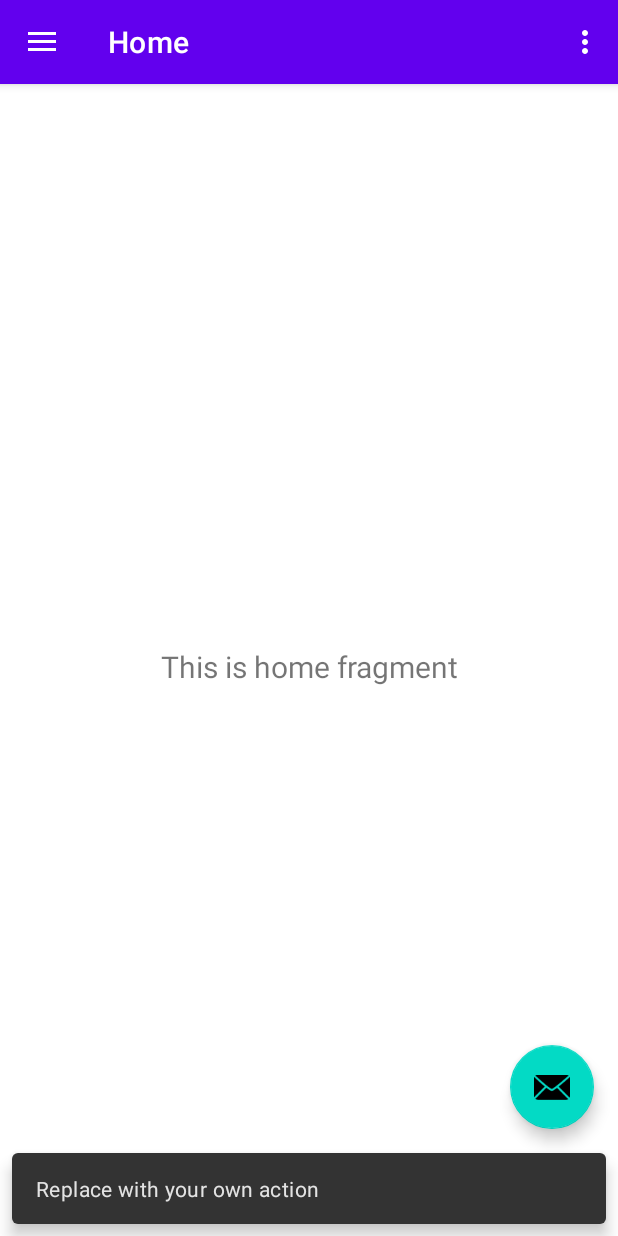
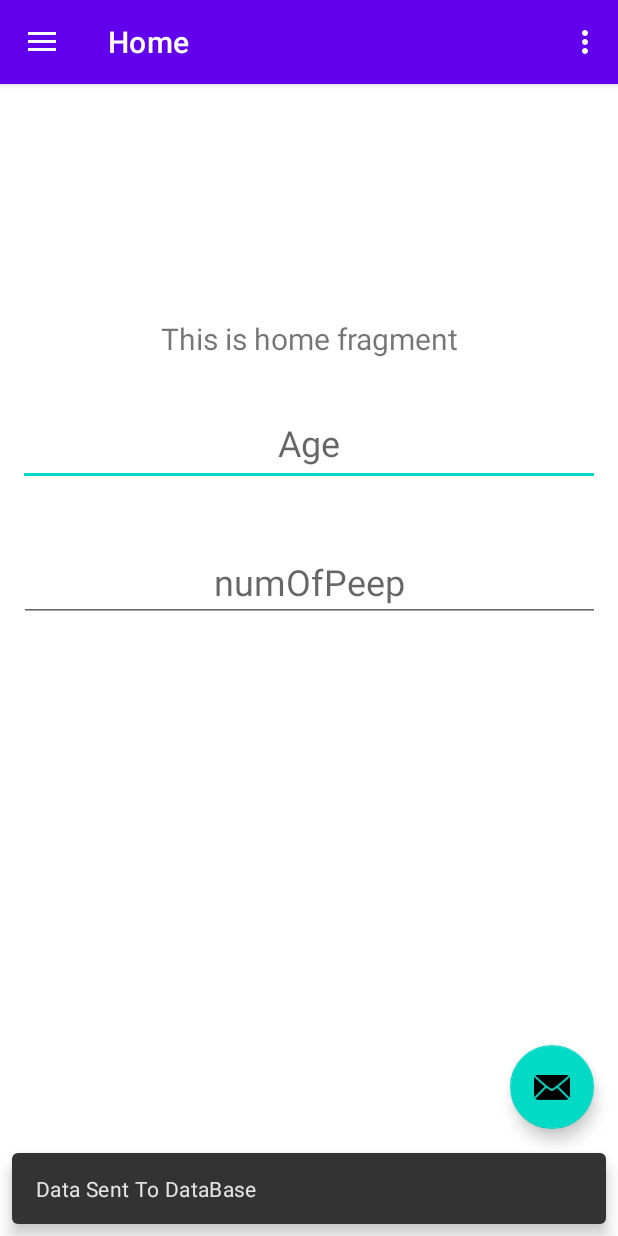
Before and after one commit to bkramek/IPRO497-Group-I, an Android app: the screen it shows after launch (MainActivity), after a tap on an icon or button, on a phone screen of 412 x 824 dp. Run offline under Robolectric (Android 15) with nearby library versions, the light colour scheme and no system bars; our stand-ins replace Firebase (no records; nobody signed in at launch, a user with empty details on screens opened directly), navigation-ui; 2 statements that could not run were skipped.

Commit message:
Connection To Database Achieved
I was able to connect to the Google FireBase Data base which will allow use to send user data to and from

```diff
--- a/src/frontend/IPRO497-Group-I/app/build.gradle
+++ b/src/frontend/IPRO497-Group-I/app/build.gradle
@@ -45,9 +45,8 @@ dependencies {
     implementation 'com.google.firebase:firebase-analytics'// Add the dependency for the Firebase SDK for Google Analytics
     implementation 'com.google.firebase:firebase-auth'// Declare the dependency for the Firebase Authentication library
     implementation 'com.google.firebase:firebase-perf'// Declare the dependency for the Performance Monitoring library
-
-
-
+    implementation 'com.google.firebase:firebase-firestore'// Declare the dependency for the Cloud Firestore library
+    implementation 'com.google.firebase:firebase-firestore:21.4.0'
 
     implementation 'androidx.appcompat:appcompat:1.3.0'
     implementation 'com.google.android.material:material:1.4.0'
@@ -57,6 +56,7 @@ dependencies {
     implementation 'androidx.navigation:navigation-fragment:2.3.5'
     implementation 'androidx.navigation:navigation-ui:2.3.5'
     implementation 'androidx.legacy:legacy-support-v4:1.0.0'
+    implementation 'com.google.firebase:firebase-database:20.0.3'
     testImplementation 'junit:junit:4.13.2'
     androidTestImplementation 'androidx.test.ext:junit:1.1.3'
     androidTestImplementation 'androidx.test.espresso:espresso-core:3.4.0'
--- /dev/null
+++ b/src/frontend/IPRO497-Group-I/app/src/main/java/com/example/ipro497_group_i/Data.java
@@ -0,0 +1,35 @@
+package com.example.ipro497_group_i;
+
+public class Data {
+    private String Name;
+    private Integer Age;
+    private Integer num;
+
+    public Data(){
+
+    }
+
+    public String getName() {
+        return Name;
+    }
+
+    public void setName(String name) {
+        Name = name;
+    }
+
+    public Integer getAge() {
+        return Age;
+    }
+
+    public void setAge(Integer age) {
+        Age = age;
+    }
+
+    public Integer getNum() {
+        return num;
+    }
+
+    public void setNum(Integer num) {
+        this.num = num;
+    }
+}
--- a/src/frontend/IPRO497-Group-I/app/src/main/java/com/example/ipro497_group_i/MainActivity.java
+++ b/src/frontend/IPRO497-Group-I/app/src/main/java/com/example/ipro497_group_i/MainActivity.java
@@ -1,10 +1,14 @@
 package com.example.ipro497_group_i;
+
+import static android.content.ContentValues.TAG;
 
 import android.Manifest;
 import android.content.pm.PackageManager;
 import android.os.Bundle;
+import android.util.Log;
 import android.view.View;
 import android.view.Menu;
+import android.widget.EditText;
 
 import com.google.android.material.snackbar.Snackbar;
 import com.google.android.material.navigation.NavigationView;
@@ -18,9 +22,24 @@ import androidx.navigation.ui.NavigationUI;
 import androidx.drawerlayout.widget.DrawerLayout;
 import androidx.appcompat.app.AppCompatActivity;
 
+import com.google.android.gms.tasks.OnFailureListener;
+import com.google.android.gms.tasks.OnSuccessListener;
+import com.google.firebase.database.DataSnapshot;
+import com.google.firebase.database.DatabaseError;
+import com.google.firebase.database.DatabaseReference;
+import com.google.firebase.database.FirebaseDatabase;
+import com.google.firebase.database.ValueEventListener;
+import com.google.firebase.firestore.DocumentReference;
+import com.google.firebase.firestore.FirebaseFirestore;
+
+import java.util.HashMap;
+import java.util.Map;
+
 import com.example.ipro497_group_i.databinding.ActivityMainBinding;
 
 public class MainActivity extends AppCompatActivity {
+    FirebaseDatabase db;
+    EditText text_home, age, time;
 
     private static final int PERMISSION_CAMERA = 0;
 
@@ -35,13 +54,7 @@ public class MainActivity extends AppCompatActivity {
         setContentView(binding.getRoot());
 
         setSupportActionBar(binding.appBarMain.toolbar);
-        binding.appBarMain.fab.setOnClickListener(new View.OnClickListener() {
-            @Override
-            public void onClick(View view) {
-                Snackbar.make(view, "Replace with your own action", Snackbar.LENGTH_LONG)
-                        .setAction("Action", null).show();
-            }
-        });
+
         DrawerLayout drawer = binding.drawerLayout;
         NavigationView navigationView = binding.navView;
         // Passing each menu ID as a set of Ids because each
@@ -53,6 +66,48 @@ public class MainActivity extends AppCompatActivity {
         NavController navController = Navigation.findNavController(this, R.id.nav_host_fragment_content_main);
         NavigationUI.setupActionBarWithNavController(this, navController, mAppBarConfiguration);
         NavigationUI.setupWithNavController(navigationView, navController);
+
+
+        Data data = new Data();
+        db = FirebaseDatabase.getInstance();
+        DatabaseReference bruh = db.getReference("Data");
+
+        age = findViewById(R.id.age);
+        time = findViewById(R.id.date);
+
+        binding.appBarMain.fab.setOnClickListener(new View.OnClickListener() {
+            @Override
+            public void onClick(View view) {
+
+                int old = Integer.parseInt(age.getText().toString().trim());
+                int peepNum = Integer.parseInt(time.getText().toString().trim());
+
+                //data.setName(text_home.getText());
+                data.setAge(old);
+                data.setNum(peepNum);
+
+                bruh.setValue(data);
+                Snackbar.make(view, "Data Sent To DataBase", Snackbar.LENGTH_LONG)
+                        .setAction("Action", null).show();
+
+                /*bruh.addValueEventListener(new ValueEventListener() {
+                    @Override
+                    public void onDataChange(DataSnapshot dataSnapshot) {
+                        // This method is called once with the initial value and again
+                        // whenever data at this location is updated.
+                        String value = dataSnapshot.getValue(String.class);
+                        Log.d(TAG, "Value is: " + value);
+                    }
+
+                    @Override
+                    public void onCancelled(DatabaseError error) {
+                        // Failed to read value
+                        Log.w(TAG, "Failed to read value.", error.toException());
+                    }
+                });*/
+            }
+        });
+
     }
 
     @Override
--- a/src/frontend/IPRO497-Group-I/app/src/main/res/layout/content_main.xml
+++ b/src/frontend/IPRO497-Group-I/app/src/main/res/layout/content_main.xml
@@ -17,4 +17,5 @@
         app:layout_constraintRight_toRightOf="parent"
         app:layout_constraintTop_toTopOf="parent"
         app:navGraph="@navigation/mobile_navigation" />
+
 </androidx.constraintlayout.widget.ConstraintLayout>
--- a/src/frontend/IPRO497-Group-I/app/src/main/res/layout/fragment_home.xml
+++ b/src/frontend/IPRO497-Group-I/app/src/main/res/layout/fragment_home.xml
@@ -17,6 +17,44 @@
         android:textSize="20sp"
         app:layout_constraintBottom_toBottomOf="parent"
         app:layout_constraintEnd_toEndOf="parent"
+        app:layout_constraintHorizontal_bias="0.0"
         app:layout_constraintStart_toStartOf="parent"
-        app:layout_constraintTop_toTopOf="parent" />
+        app:layout_constraintTop_toTopOf="parent"
+        app:layout_constraintVertical_bias="0.202" />
+
+    <EditText
+        android:id="@+id/age"
+        android:layout_width="388dp"
+        android:layout_height="57dp"
+        android:layout_marginStart="11dp"
+        android:layout_marginTop="27dp"
+        android:layout_marginEnd="12dp"
+        android:ems="10"
+        android:hint="@string/age"
+        android:inputType="number"
+        android:textAlignment="center"
+        android:textSize="24sp"
+        app:layout_constraintEnd_toEndOf="parent"
+        app:layout_constraintStart_toStartOf="parent"
+        app:layout_constraintTop_toBottomOf="@+id/text_home"
+        android:importantForAutofill="no" />
+
+    <EditText
+        android:id="@+id/date"
+        android:layout_width="387dp"
+        android:layout_height="51dp"
+        android:layout_marginStart="12dp"
+        android:layout_marginTop="39dp"
+        android:layout_marginEnd="12dp"
+        android:ems="10"
+        android:hint="@string/string_number_of_people"
+        android:importantForAutofill="no"
+        android:inputType="number"
+        android:textAlignment="center"
+        android:textSize="24sp"
+        app:layout_constraintEnd_toEndOf="parent"
+        app:layout_constraintStart_toStartOf="parent"
+        app:layout_constraintTop_toBottomOf="@+id/age"
+        tools:ignore="TextContrastCheck" />
+
 </androidx.constraintlayout.widget.ConstraintLayout>
--- a/src/frontend/IPRO497-Group-I/app/src/main/res/values/strings.xml
+++ b/src/frontend/IPRO497-Group-I/app/src/main/res/values/strings.xml
@@ -13,4 +13,7 @@
     <string name="menu_check_in_out">Check In / Out</string>
     <!-- TODO: Remove or change this placeholder text -->
     <string name="hello_blank_fragment">Hello blank fragment</string>
+    <string name="age">Age</string>
+    <string name="number_of_people">Number of People</string>
+    <string name="string_number_of_people">numOfPeep</string>
 </resources>
--- a/src/frontend/IPRO497-Group-I/build.gradle
+++ b/src/frontend/IPRO497-Group-I/build.gradle
@@ -17,8 +17,8 @@ buildscript {
 }
 
 plugins {
-    id 'com.android.application' version '7.1.1' apply false
-    id 'com.android.library' version '7.1.1' apply false
+    id 'com.android.application' version '7.1.2' apply false
+    id 'com.android.library' version '7.1.2' apply false
 }
 
 task clean(type: Delete) {
```
Also changed, not shown: src/frontend/IPRO497-Group-I/app/src/main/java/com/example/ipro497_group_i/ui/home/HomeViewModel.java (+14 -0 lines).
